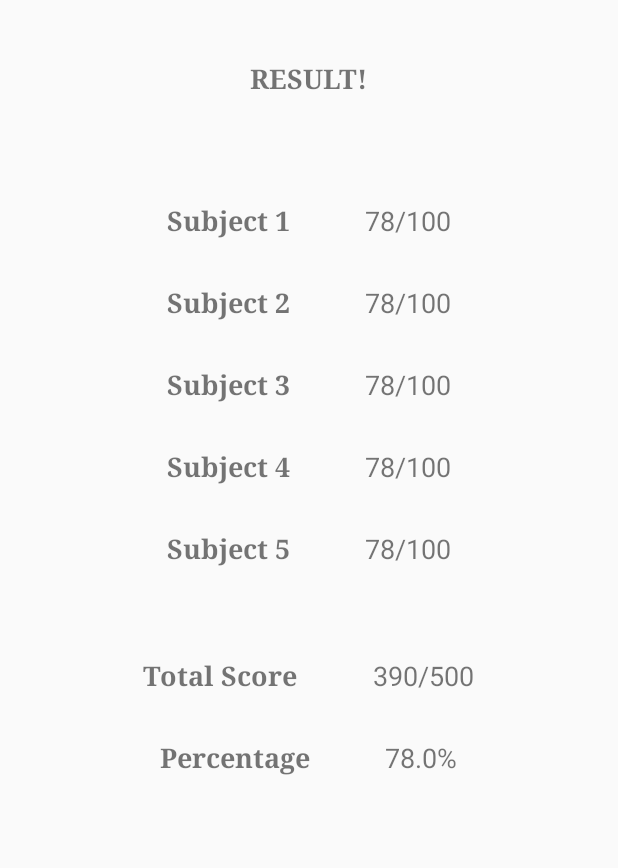
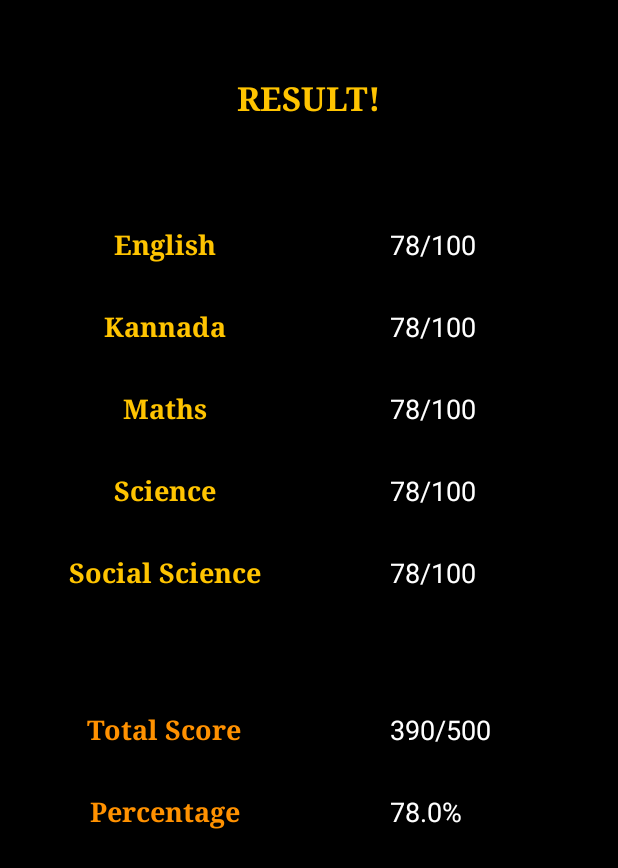
Before and after one commit to sarthaksarm/ICSBLR, an Android app: the Student_result screen opened directly, with no data from a screen before it, on a phone screen of 412 x 824 dp. Shown: the top 868 px of the screen. Run offline under Robolectric (Android 15) with nearby library versions, the phone set to English and light mode, and no system bars.

Commit message:
UI improvement

```diff
--- a/SCHOOL_1part2/app/src/main/java/com/alramlawi/schoolapp/Student_result.java
+++ b/SCHOOL_1part2/app/src/main/java/com/alramlawi/schoolapp/Student_result.java
@@ -37,14 +37,14 @@ public class Student_result extends AppCompatActivity {
         SharedPreferences preferences = PreferenceManager.getDefaultSharedPreferences(this);
         String name = preferences.getString("name", "");
 
-        sub1=findViewById(R.id.sub1score);
-        sub2=findViewById(R.id.sub2score);
-        sub3=findViewById(R.id.sub3score);
-        sub4=findViewById(R.id.sub4score);
-        sub5=findViewById(R.id.sub5score);
+        sub1=findViewById(R.id.sub10score);
+        sub2=findViewById(R.id.sub20score);
+        sub3=findViewById(R.id.sub30score);
+        sub4=findViewById(R.id.sub40score);
+        sub5=findViewById(R.id.sub50score);
 
-        subtotal=findViewById(R.id.sumscore);
-        subpercent=findViewById(R.id.subpercscore);
+        subtotal=findViewById(R.id.sumscore10);
+        subpercent=findViewById(R.id.subpercscore10);
 
         new Connection().execute(name);
     }
--- a/SCHOOL_1part2/app/src/main/java/com/alramlawi/schoolapp/teacher/BackgroundTask.java
+++ b/SCHOOL_1part2/app/src/main/java/com/alramlawi/schoolapp/teacher/BackgroundTask.java
@@ -15,7 +15,6 @@ import java.net.URL;
 import java.net.URLEncoder;
 
 public class BackgroundTask extends AsyncTask<String,Void,Void> {
-
     Context ctx;
 
     BackgroundTask(Context ctx)
--- a/SCHOOL_1part2/app/src/main/res/layout/activity_marksact.xml
+++ b/SCHOOL_1part2/app/src/main/res/layout/activity_marksact.xml
@@ -5,6 +5,7 @@
     xmlns:tools="http://schemas.android.com/tools"
     android:layout_width="match_parent"
     android:layout_height="match_parent"
+    android:background="#000"
     tools:context="com.alramlawi.schoolapp.teacher.Marksact"
     >
 <RelativeLayout
@@ -16,6 +17,7 @@
         android:layout_height="wrap_content"
         android:text="Enter Marks!"
         android:layout_centerHorizontal="true"
+        android:textColor="#FFC400"
         android:fontFamily="serif"
         android:textSize="18dp"
         android:textStyle="bold"
@@ -40,12 +42,15 @@
             android:textStyle="bold"
             android:fontFamily="serif"
             android:textSize="18dp"
+            android:textColor="#FFC400"
             />
 
         <EditText
             android:layout_width="wrap_content"
             android:layout_height="wrap_content"
             android:id="@+id/idedit"
+            android:textColor="#fff"
+            android:textColorHint="#fff"
             android:hint="Enter student name here"
             android:textSize="18dp"
             android:layout_marginStart="50dp"
@@ -62,17 +67,19 @@
         android:layout_width="match_parent"
         android:layout_height="wrap_content"
         android:orientation="horizontal"
-        android:gravity="center"
         android:layout_below="@+id/linearltid"
         >
         <TextView
             android:id="@+id/sub1txt"
-            android:layout_width="wrap_content"
+            android:layout_width="200dp"
             android:layout_height="wrap_content"
-            android:text="Subject 1"
+            android:text="English"
+            android:textColor="#FFC400"
             android:textStyle="bold"
             android:fontFamily="serif"
             android:textSize="18dp"
+            android:gravity="center"
+            android:layout_marginStart="20dp"
             />
 
         <EditText
@@ -81,7 +88,9 @@
             android:id="@+id/sub1scoreedit"
             android:text="78"
             android:textSize="18dp"
-            android:layout_marginStart="50dp"
+            android:textColor="#fff"
+            android:textColorHint="#fff"
+            android:layout_marginStart="20dp"
             >
 
         </EditText>
@@ -89,6 +98,8 @@
             android:layout_width="wrap_content"
             android:layout_height="wrap_content"
             android:text="/"
+            android:textColor="#fff"
+            android:textColorHint="#fff"
             >
 
         </TextView>
@@ -98,6 +109,8 @@
             android:layout_width="wrap_content"
             android:layout_height="wrap_content"
             android:text="100"
+            android:textColor="#fff"
+            android:textColorHint="#fff"
             >
 
         </EditText>
@@ -110,17 +123,19 @@
         android:layout_width="match_parent"
         android:layout_height="wrap_content"
         android:orientation="horizontal"
-        android:gravity="center"
         android:layout_below="@+id/linearlt1"
         >
         <TextView
             android:id="@+id/sub2txt"
-            android:layout_width="wrap_content"
+            android:layout_width="200dp"
             android:layout_height="wrap_content"
-            android:text="Subject 2"
+            android:text="Kannada"
+            android:textColor="#FFC400"
             android:textStyle="bold"
             android:fontFamily="serif"
             android:textSize="18dp"
+            android:gravity="center"
+            android:layout_marginStart="20dp"
 
             />
         <EditText
@@ -129,7 +144,9 @@
             android:id="@+id/sub2scoreedit"
             android:text="78"
             android:textSize="18dp"
-            android:layout_marginStart="50dp"
+            android:layout_marginStart="20dp"
+            android:textColor="#fff"
+            android:textColorHint="#fff"
             >
 
         </EditText>
@@ -137,6 +154,8 @@
             android:layout_width="wrap_content"
             android:layout_height="wrap_content"
             android:text="/"
+            android:textColor="#fff"
+            android:textColorHint="#fff"
             >
 
         </TextView>
@@ -146,6 +165,8 @@
             android:layout_width="wrap_content"
             android:layout_height="wrap_content"
             android:text="100"
+            android:textColor="#fff"
+            android:textColorHint="#fff"
             >
 
         </EditText>
@@ -159,18 +180,20 @@
         android:layout_width="match_parent"
         android:layout_height="wrap_content"
         android:orientation="horizontal"
-        android:gravity="center"
         android:layout_below="@+id/linearlt2"
 
         >
         <TextView
             android:id="@+id/sub3txt"
-            android:layout_width="wrap_content"
+            android:layout_width="200dp"
             android:layout_height="wrap_content"
-            android:text="Subject 3"
+            android:text="Maths"
             android:textStyle="bold"
+            android:textColor="#FFC400"
             android:fontFamily="serif"
             android:textSize="18dp"
+            android:gravity="center"
+            android:layout_marginStart="20dp"
 
             />
         <EditText
@@ -179,7 +202,9 @@
             android:id="@+id/sub3scoreedit"
             android:text="78"
             android:textSize="18dp"
-            android:layout_marginStart="50dp"
+            android:layout_marginStart="20dp"
+            android:textColor="#fff"
+            android:textColorHint="#fff"
             >
 
         </EditText>
@@ -187,6 +212,8 @@
             android:layout_width="wrap_content"
             android:layout_height="wrap_content"
             android:text="/"
+            android:textColor="#fff"
+            android:textColorHint="#fff"
             >
 
         </TextView>
@@ -196,6 +223,8 @@
             android:layout_width="wrap_content"
             android:layout_height="wrap_content"
             android:text="100"
+            android:textColor="#fff"
+            android:textColorHint="#fff"
             >
 
         </EditText>
@@ -209,18 +238,20 @@
         android:layout_width="match_parent"
         android:layout_height="wrap_content"
         android:orientation="horizontal"
-        android:gravity="center"
         android:layout_below="@+id/linearlt3"
 
         >
         <TextView
             android:id="@+id/sub4txt"
-            android:layout_width="wrap_content"
+            android:layout_width="200dp"
             android:layout_height="wrap_content"
-            android:text="Subject 4"
+            android:text="Science"
+            android:textColor="#FFC400"
             android:textSize="18dp"
             android:textStyle="bold"
             android:fontFamily="serif"
+            android:gravity="center"
+            android:layout_marginStart="20dp"
             />
         <EditText
             android:layout_width="wrap_content"
@@ -228,7 +259,9 @@
             android:id="@+id/sub4scoreedit"
             android:text="78"
             android:textSize="18dp"
-            android:layout_marginStart="50dp"
+            android:layout_marginStart="20dp"
+            android:textColor="#fff"
+            android:textColorHint="#fff"
             >
 
         </EditText>
@@ -236,6 +269,8 @@
             android:layout_width="wrap_content"
             android:layout_height="wrap_content"
             android:text="/"
+            android:textColor="#fff"
+            android:textColorHint="#fff"
             >
 
         </TextView>
@@ -245,6 +280,8 @@
             android:layout_width="wrap_content"
             android:layout_height="wrap_content"
             android:text="100"
+            android:textColor="#fff"
+            android:textColorHint="#fff"
             >
 
         </EditText>
@@ -258,18 +295,21 @@
         android:layout_width="match_parent"
         android:layout_height="wrap_content"
         android:orientation="horizontal"
-        android:gravity="center"
         android:layout_below="@+id/linearlt4"
 
         >
         <TextView
             android:id="@+id/sub5txt"
-            android:layout_width="wrap_content"
+            android:layout_width="200dp"
             android:layout_height="wrap_content"
-            android:text="Subject 5"
+            android:text="Social Science"
+            android:textColor="#FFC400"
             android:textSize="18dp"
             android:textStyle="bold"
             android:fontFamily="serif"
+            android:gravity="center"
+            android:layout_marginStart="20dp"
+
             />
         <EditText
             android:layout_width="wrap_content"
@@ -277,7 +317,9 @@
             android:id="@+id/sub5scoreedit"
             android:text="78"
             android:textSize="18dp"
-            android:layout_marginStart="50dp"
+            android:textColor="#fff"
+            android:textColorHint="#fff"
+            android:layout_marginStart="20dp"
             >
 
         </EditText>
@@ -285,6 +327,8 @@
             android:layout_width="wrap_content"
             android:layout_height="wrap_content"
             android:text="/"
+            android:textColor="#fff"
+            android:textColorHint="#fff"
             >
 
         </TextView>
@@ -294,6 +338,8 @@
             android:layout_width="wrap_content"
             android:layout_height="wrap_content"
             android:text="100"
+            android:textColor="#fff"
+            android:textColorHint="#fff"
             >
 
         </EditText>
--- a/SCHOOL_1part2/app/src/main/res/layout/activity_student_result.xml
+++ b/SCHOOL_1part2/app/src/main/res/layout/activity_student_result.xml
@@ -3,17 +3,20 @@
     xmlns:android="http://schemas.android.com/apk/res/android"
     xmlns:app="http://schemas.android.com/apk/res-auto"
     xmlns:tools="http://schemas.android.com/tools"
+    android:padding="10dp"
     android:layout_width="match_parent"
     android:layout_height="match_parent"
+    android:background="#000"
     tools:context="com.alramlawi.schoolapp.Student_result">
 
     <TextView
         android:layout_width="wrap_content"
         android:layout_height="wrap_content"
+        android:textColor="#FFC400"
         android:text="RESULT!"
         android:layout_centerHorizontal="true"
         android:fontFamily="serif"
-        android:textSize="18dp"
+        android:textSize="22dp"
         android:textStyle="bold"
         android:layout_marginTop="40dp"
         android:id="@+id/resheadingtxt"
@@ -21,9 +24,11 @@
     <LinearLayout
         android:id="@+id/linearlt1"
         android:layout_marginTop="70dp"
-        android:layout_width="match_parent"
+        android:textColor="#fff"
+        android:layout_width="200dp"
         android:layout_height="wrap_content"
         android:orientation="horizontal"
+        android:weightSum="0.5"
         android:gravity="center"
         android:layout_below="@+id/resheadingtxt"
         >
@@ -31,19 +36,12 @@
         android:id="@+id/sub1txt"
         android:layout_width="wrap_content"
         android:layout_height="wrap_content"
-        android:text="Subject 1"
+        android:text="English"
+        android:textColor="#FFC400"
         android:textStyle="bold"
         android:fontFamily="serif"
         android:textSize="18dp"
 
-        />
-    <TextView
-        android:id="@+id/sub1score"
-        android:layout_width="wrap_content"
-        android:layout_height="wrap_content"
-        android:text="78/100"
-        android:textSize="18dp"
-        android:layout_marginStart="50dp"
         />
 
     </LinearLayout>
@@ -51,30 +49,23 @@
     <LinearLayout
         android:id="@+id/linearlt2"
         android:layout_marginTop="30dp"
-        android:layout_width="match_parent"
+        android:layout_width="200dp"
         android:layout_height="wrap_content"
         android:orientation="horizontal"
         android:gravity="center"
         android:layout_below="@+id/linearlt1"
+        android:weightSum="0.5"
 
         >
         <TextView
             android:id="@+id/sub2txt"
             android:layout_width="wrap_content"
             android:layout_height="wrap_content"
-            android:text="Subject 2"
+            android:text="Kannada"
             android:textStyle="bold"
             android:fontFamily="serif"
             android:textSize="18dp"
-
-            />
-        <TextView
-            android:id="@+id/sub2score"
-            android:layout_width="wrap_content"
-            android:layout_height="wrap_content"
-            android:text="78/100"
-            android:textSize="18dp"
-            android:layout_marginStart="50dp"
+            android:textColor="#FFC400"
 
             />
 
@@ -83,30 +74,23 @@
     <LinearLayout
         android:id="@+id/linearlt3"
         android:layout_marginTop="30dp"
-        android:layout_width="match_parent"
+        android:layout_width="200dp"
         android:layout_height="wrap_content"
         android:orientation="horizontal"
         android:gravity="center"
         android:layout_below="@+id/linearlt2"
+        android:weightSum="0.5"
 
         >
         <TextView
             android:id="@+id/sub3txt"
             android:layout_width="wrap_content"
             android:layout_height="wrap_content"
-            android:text="Subject 3"
+            android:text="Maths"
             android:textStyle="bold"
             android:fontFamily="serif"
             android:textSize="18dp"
-
-            />
-        <TextView
-            android:id="@+id/sub3score"
-            android:layout_width="wrap_content"
-            android:layout_height="wrap_content"
-            android:text="78/100"
-            android:textSize="18dp"
-            android:layout_marginStart="50dp"
+            android:textColor="#FFC400"
 
             />
 
@@ -115,29 +99,23 @@
     <LinearLayout
         android:id="@+id/linearlt4"
         android:layout_marginTop="30dp"
-        android:layout_width="match_parent"
+        android:layout_width="200dp"
         android:layout_height="wrap_content"
         android:orientation="horizontal"
         android:gravity="center"
         android:layout_below="@+id/linearlt3"
+        android:weightSum="0.5"
 
         >
         <TextView
             android:id="@+id/sub4txt"
             android:layout_width="wrap_content"
             android:layout_height="wrap_content"
-            android:text="Subject 4"
+            android:text="Science"
             android:textSize="18dp"
             android:textStyle="bold"
             android:fontFamily="serif"
-            />
-        <TextView
-            android:id="@+id/sub4score"
-            android:layout_width="wrap_content"
-            android:layout_height="wrap_content"
-            android:text="78/100"
-            android:textSize="18dp"
-            android:layout_marginStart="50dp"
+            android:textColor="#FFC400"
 
             />
 
@@ -146,41 +124,36 @@
     <LinearLayout
         android:id="@+id/linearlt5"
         android:layout_marginTop="30dp"
-        android:layout_width="match_parent"
+        android:layout_width="200dp"
         android:layout_height="wrap_content"
         android:orientation="horizontal"
         android:gravity="center"
         android:layout_below="@+id/linearlt4"
+        android:weightSum="0.5"
 
         >
         <TextView
             android:id="@+id/sub5txt"
             android:layout_width="wrap_content"
             android:layout_height="wrap_content"
-            android:text="Subject 5"
+            android:text="Social Science"
             android:textSize="18dp"
             android:textStyle="bold"
             android:fontFamily="serif"
+            android:textColor="#FFC400"
             />
-        <TextView
-            android:id="@+id/sub5score"
-            android:layout_width="wrap_content"
-            android:layout_height="wrap_content"
-            android:text="78/100"
-            android:textSize="18dp"
-            android:layout_marginStart="50dp"
 
-            />
     </LinearLayout>
 
     <LinearLayout
         android:id="@+id/linearltsum"
-        android:layout_marginTop="60dp"
-        android:layout_width="match_parent"
+        android:layout_marginTop="80dp"
+        android:layout_width="200dp"
         android:layout_height="wrap_content"
         android:orientation="horizontal"
         android:gravity="center"
         android:layout_below="@+id/linearlt5"
+        android:weightSum="0.5"
 
         >
         <TextView
@@ -191,15 +164,7 @@
             android:textSize="18dp"
             android:textStyle="bold"
             android:fontFamily="serif"
-            />
-        <TextView
-            android:id="@+id/sumscore"
-            android:layout_width="wrap_content"
-            android:layout_height="wrap_content"
-            android:text="390/500"
-            android:textSize="18dp"
-            android:layout_marginStart="50dp"
-
+            android:textColor="#FF9100"
             />
 
     </LinearLayout>
@@ -207,11 +172,12 @@
     <LinearLayout
         android:id="@+id/linearltpercent"
         android:layout_marginTop="30dp"
-        android:layout_width="match_parent"
+        android:layout_width="200dp"
         android:layout_height="wrap_content"
         android:orientation="horizontal"
         android:gravity="center"
         android:layout_below="@+id/linearltsum"
+        android:weightSum="0.5"
 
         >
         <TextView
@@ -222,14 +188,180 @@
             android:textSize="18dp"
             android:textStyle="bold"
             android:fontFamily="serif"
+            android:textColor="#FF9100"
             />
+
+    </LinearLayout>
+
+
+
+    <LinearLayout
+        android:id="@+id/linearlt10"
+        android:layout_marginTop="70dp"
+        android:textColor="#fff"
+        android:layout_width="wrap_content"
+        android:layout_toEndOf="@+id/linearlt1"
+        android:layout_height="wrap_content"
+        android:orientation="horizontal"
+        android:weightSum="0.5"
+        android:gravity="center"
+        android:layout_below="@+id/resheadingtxt"
+        >
+
         <TextView
-            android:id="@+id/subpercscore"
+            android:id="@+id/sub10score"
+            android:layout_width="wrap_content"
+            android:layout_height="wrap_content"
+            android:text="78/100"
+            android:textColor="#fff"
+            android:textSize="18dp"
+            android:layout_marginStart="50dp"
+            />
+
+    </LinearLayout>
+
+    <LinearLayout
+        android:id="@+id/linearlt20"
+        android:layout_marginTop="30dp"
+        android:layout_width="wrap_content"
+        android:layout_height="wrap_content"
+        android:orientation="horizontal"
+        android:gravity="center"
+        android:weightSum="0.5"
+        android:layout_toEndOf="@+id/linearlt2"
+        android:layout_below="@+id/linearlt10"
+
+        >
+
+        <TextView
+            android:id="@+id/sub20score"
+            android:layout_width="wrap_content"
+            android:layout_height="wrap_content"
+            android:text="78/100"
+            android:textSize="18dp"
+            android:layout_marginStart="50dp"
+            android:textColor="#fff"
+
+            />
+
+    </LinearLayout>
+
+    <LinearLayout
+        android:id="@+id/linearlt30"
+        android:layout_marginTop="30dp"
+        android:layout_width="wrap_content"
+        android:layout_height="wrap_content"
+        android:orientation="horizontal"
+        android:gravity="center"
+        android:layout_toEndOf="@id/linearlt3"
+        android:layout_below="@+id/linearlt20"
+        android:weightSum="0.5"
+
+        >
+
+        <TextView
+            android:id="@+id/sub30score"
+            android:layout_width="wrap_content"
+            android:layout_height="wrap_content"
+            android:text="78/100"
+            android:textSize="18dp"
+            android:layout_marginStart="50dp"
+            android:textColor="#fff"
+            />
+
+    </LinearLayout>
+
+    <LinearLayout
+        android:id="@+id/linearlt40"
+        android:layout_marginTop="30dp"
+        android:layout_width="wrap_content"
+        android:layout_height="wrap_content"
+        android:orientation="horizontal"
+        android:gravity="center"
+        android:layout_below="@+id/linearlt30"
+        android:weightSum="0.5"
+    android:layout_toEndOf="@+id/linearlt4"
+        >
+
+        <TextView
+            android:id="@+id/sub40score"
+            android:layout_width="wrap_content"
+            android:layout_height="wrap_content"
+            android:text="78/100"
+            android:textSize="18dp"
+            android:layout_marginStart="50dp"
+            android:textColor="#fff"
+
+            />
+
+    </LinearLayout>
+
+    <LinearLayout
+        android:id="@+id/linearlt50"
+        android:layout_marginTop="30dp"
+        android:layout_width="wrap_content"
+        android:layout_height="wrap_content"
+        android:orientation="horizontal"
+        android:gravity="center"
+        android:layout_below="@+id/linearlt40"
+        android:weightSum="0.5"
+        android:layout_toEndOf="@+id/linearlt5"
+        >
+        <TextView
+            android:id="@+id/sub50score"
+            android:layout_width="wrap_content"
+            android:layout_height="wrap_content"
+            android:text="78/100"
+            android:textSize="18dp"
+            android:layout_marginStart="50dp"
+            android:textColor="#fff"
+
+            />
+    </LinearLayout>
+
+    <LinearLayout
+        android:id="@+id/linearltsum10"
+        android:layout_marginTop="80dp"
+        android:layout_width="wrap_content"
+        android:layout_height="wrap_content"
+        android:orientation="horizontal"
+        android:gravity="center"
+        android:layout_below="@+id/linearlt50"
+        android:weightSum="0.5"
+        android:layout_toEndOf="@+id/linearltsum"
+        >
+        <TextView
+            android:id="@+id/sumscore10"
+            android:layout_width="wrap_content"
+            android:layout_height="wrap_content"
+            android:text="390/500"
+            android:textSize="18dp"
+            android:layout_marginStart="50dp"
+            android:textColor="#fff"
+
+            />
+
+    </LinearLayout>
+
+    <LinearLayout
+        android:id="@+id/linearltpercent10"
+        android:layout_marginTop="30dp"
+        android:layout_width="wrap_content"
+        android:layout_height="wrap_content"
+        android:orientation="horizontal"
+        android:gravity="center"
+        android:layout_below="@+id/linearltsum"
+        android:weightSum="0.5"
+        android:layout_toEndOf="@+id/linearltpercent"
+        >
+        <TextView
+            android:id="@+id/subpercscore10"
             android:layout_width="wrap_content"
             android:layout_height="wrap_content"
             android:text="78.0%"
             android:textSize="18dp"
             android:layout_marginStart="50dp"
+            android:textColor="#fff"
 
             />
 
@@ -237,4 +369,9 @@
 
 
 
+
+
+
+
+
 </RelativeLayout>
--- a/SCHOOL_1part2/app/src/main/res/layout/item_inbox.xml
+++ b/SCHOOL_1part2/app/src/main/res/layout/item_inbox.xml
@@ -5,7 +5,7 @@
     android:layout_width="match_parent"
     android:layout_height="wrap_content"
     android:orientation="vertical"
-    android:background="@color/blue_white2">
+    android:background="@color/blue_white2"
     android:weightSum="6">
 
     <LinearLayout
```
